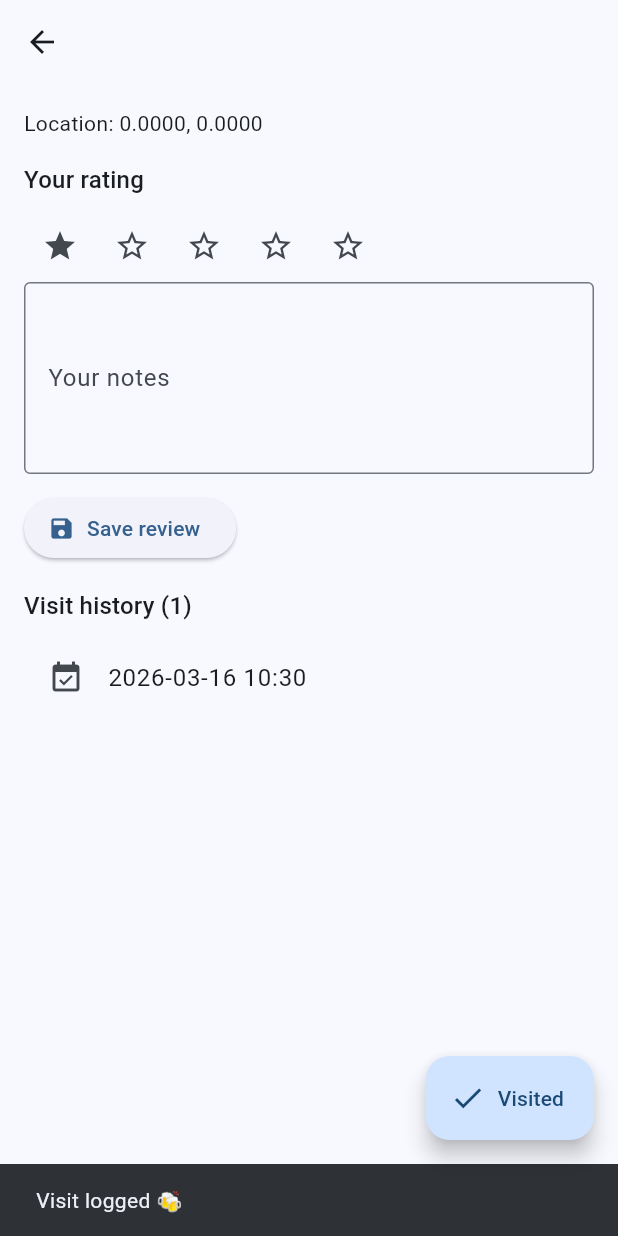
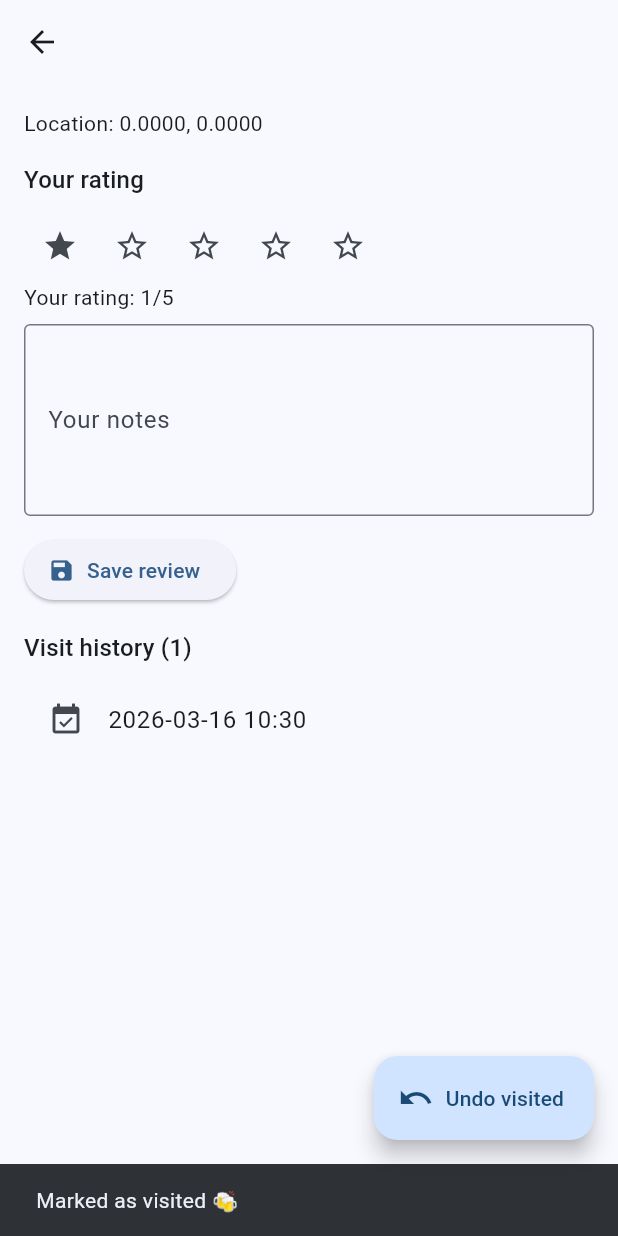
Before and after one commit to raulqhulte/amsterdam_bars, a Flutter app: the BarDetailsPage screen opened directly with empty values, after a tap on the "star border" icon, after a tap on "Visited", on a phone screen of 412 x 824 dp. Run offline on Flutter 3.47's test engine with Material 3 defaults, Android fonts, the phone set to English and light mode, and no system bars; our stand-ins replace cloud_firestore, firebase_core, geolocator, google_maps_flutter, shared_preferences, sqflite; accounts and stored records are empty.

```diff
--- a/lib/pages/bar_details_page.dart
+++ b/lib/pages/bar_details_page.dart
@@ -21,6 +21,8 @@ class _BarDetailsPageState extends State<BarDetailsPage> {
 
   List<DateTime> _visits = [];
   int _rating = 0;
+
+  bool get _visited => _visits.isNotEmpty;
 
   @override
   void initState() {
@@ -59,15 +61,24 @@ class _BarDetailsPageState extends State<BarDetailsPage> {
       appBar: AppBar(title: Text(bar.name)),
       floatingActionButton: FloatingActionButton.extended(
         onPressed: () async {
-          await _visitsDao.addVisit(bar.id);
+          final wasVisited = _visited;
+          if (wasVisited) {
+            await _visitsDao.clearVisits(bar.id);
+          } else {
+            await _visitsDao.addVisit(bar.id);
+          }
           if (!mounted) return;
           await _loadVisits();
           ScaffoldMessenger.of(context).showSnackBar(
-            const SnackBar(content: Text('Visit logged 🍻')),
+            SnackBar(
+              content: Text(
+                wasVisited ? 'Marked as not visited.' : 'Marked as visited 🍻',
+              ),
+            ),
           );
         },
-        icon: const Icon(Icons.check),
-        label: const Text('Visited'),
+        icon: Icon(_visited ? Icons.undo : Icons.check),
+        label: Text(_visited ? 'Undo visited' : 'Visited'),
       ),
       body: Padding(
         padding: const EdgeInsets.all(16),
@@ -90,13 +101,21 @@ class _BarDetailsPageState extends State<BarDetailsPage> {
                 final starIndex = i + 1;
                 final filled = starIndex <= _rating;
                 return IconButton(
-                  onPressed: () => setState(() => _rating = starIndex),
+                  onPressed: () => setState(() {
+                    _rating = (_rating == starIndex) ? 0 : starIndex;
+                  }),
                   icon: Icon(
                     filled ? Icons.star : Icons.star_border,
                   ),
                 );
               }),
             ),
+            Text(
+              _rating == 0
+                  ? 'Tap a star to rate this bar.'
+                  : 'Your rating: $_rating/5',
+            ),
+            const SizedBox(height: 8),
             TextField(
               controller: _notesController,
               maxLines: 4,
```
Also changed, not shown: lib/db/visits_dao.dart (+9 -0 lines), lib/main.dart (+21 -11 lines), 1 other file.
